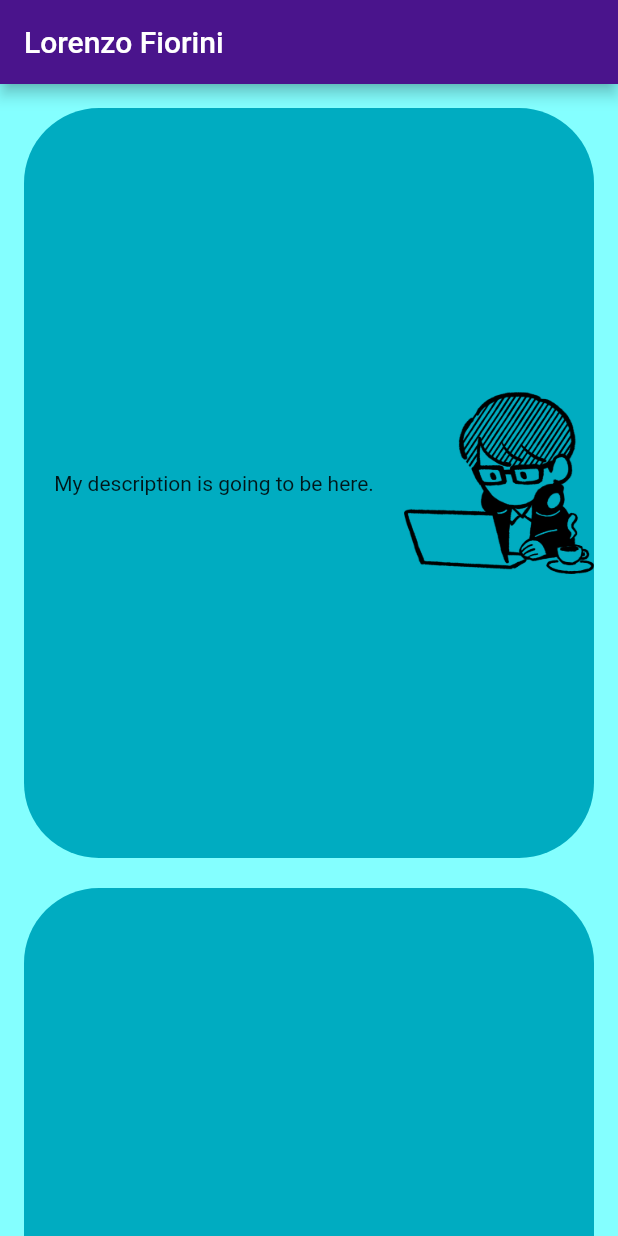
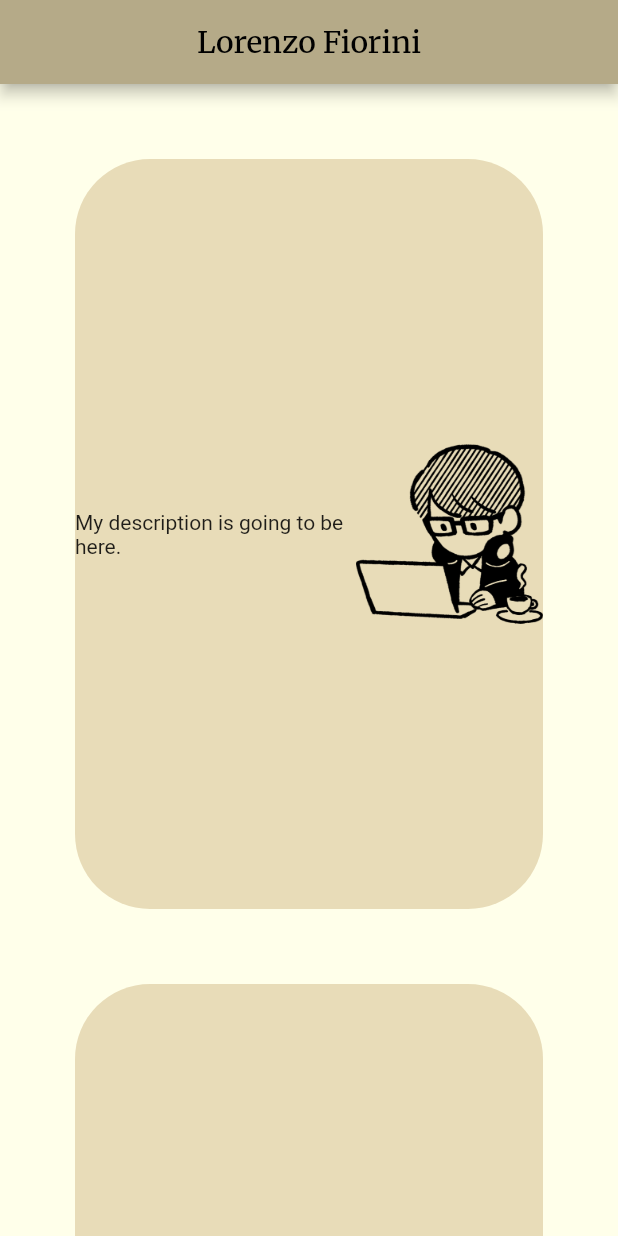
Before and after one commit to LorenFiorini/Personal-Portfolio, a Flutter app: the screen it shows after launch, on a phone screen of 412 x 824 dp. Run offline on Flutter 3.47's test engine with Material 2 defaults, Android fonts, the light colour scheme and no system bars; our stand-ins replace google_fonts; missing offline and left inert: dart:html.

Commit message:
Color and Font 🖋️

```diff
--- a/lib/colors.dart
+++ b/lib/colors.dart
@@ -7,3 +7,7 @@ const primaryColorDark = Color(0xFF12005e);
 const secondaryColor = Color(0xff00acc1);
 const secondaryColorLight = Color(0xFF5ddef4);
 const secondaryColorDark = Color(0xFF007c91);
+
+const primaryPaper = Color(0xFFE8DCB8);
+const paperLight = Color(0xFFFFFFEA);
+const paperDark = Color(0xFFB5AA88);
--- a/lib/home.dart
+++ b/lib/home.dart
@@ -1,5 +1,9 @@
+import 'dart:html';
+
 import 'package:flutter/material.dart';
 import 'package:personal_portfolio/colors.dart';
+import 'package:personal_portfolio/texts.dart';
+import 'package:google_fonts/google_fonts.dart';
 
 
 class Home extends StatefulWidget {
@@ -15,33 +19,41 @@ class _MyHomePageState extends State<Home> {
 
     return Scaffold(
       appBar: AppBar(
-        title: Text('Lorenzo Fiorini'),
-
+        centerTitle: true,
+        title: Text(
+          'Lorenzo Fiorini',
+          style: GoogleFonts.merriweather(
+            textStyle: TextStyle(
+              color: Colors.black,
+            ),
+          ),
+        ),
+        backgroundColor: paperDark,
       ),
-      backgroundColor: Color(0xFF84FFFF),
+      backgroundColor: paperLight, //Color(0xFF84FFFF),
       body: Center(
           child: ListView(
-            padding: const EdgeInsets.all(16),
+            padding: const EdgeInsets.all(50),
             children: <Widget>[
               Container(
                 //width: screenWidth * (0.7),
                 height: 500,
                 decoration: BoxDecoration(
-                  color: secondaryColor,
+                  color: primaryPaper,
                   borderRadius: BorderRadius.circular(50),
                 ),
                 child: Row(
                   //padding: const EdgeInsets.all(8),
                   children: <Widget>[
                     Flexible(
-                      flex: 2,
+                      flex: 3,
                       child: Container(
                         alignment: Alignment.center,
-                        child: Text('My description is going to be here.'),
+                        child: Text(myDescription),
                       ),
                     ),
                     Flexible(
-                      flex: 1,
+                      flex: 2,
                       child: Container(
                         alignment: Alignment.center,
                         child: Image.asset('assets/images/people_007-blk.png'),//Text('PICTURE'),
@@ -52,26 +64,26 @@ class _MyHomePageState extends State<Home> {
               ),
 
               const SizedBox(
-                height: 20,
+                height: 50,
               ),
 
               Container(
                 height: 500,
                 decoration: BoxDecoration(
-                  color: secondaryColor,
+                  color: primaryPaper,
                   borderRadius: BorderRadius.circular(50),
                 ),
                 child: const Center(child: Text('Entry B')),
               ),
 
               const SizedBox(
-                height: 20,
+                height: 50,
               ),
 
               Container(
                 height: 500,
                 decoration: BoxDecoration(
-                  color: secondaryColor,
+                  color: primaryPaper,
                   borderRadius: BorderRadius.circular(50),
                 ),
                 child: const Center(child: Text('Entry C')),
--- /dev/null
+++ b/lib/texts.dart
@@ -0,0 +1,4 @@
+import 'package:google_fonts/google_fonts.dart';
+
+String myName = 'Lorenzo Fiorini';
+String myDescription = 'My description is going to be here.';
--- a/pubspec.yaml
+++ b/pubspec.yaml
@@ -23,7 +23,7 @@ environment:
 dependencies:
   flutter:
     sdk: flutter
-
+  google_fonts: ^2.1.0
 
   # The following adds the Cupertino Icons font to your application.
   # Use with the CupertinoIcons class for iOS style icons.
@@ -40,6 +40,7 @@ dev_dependencies:
 flutter:
   assets:
     - assets/images/
+    #- google_fonts/
   # The following line ensures that the Material Icons font is
   # included with your application, so that you can use the icons in
   # the material Icons class.
```
Also changed, not shown: pubspec.lock.
